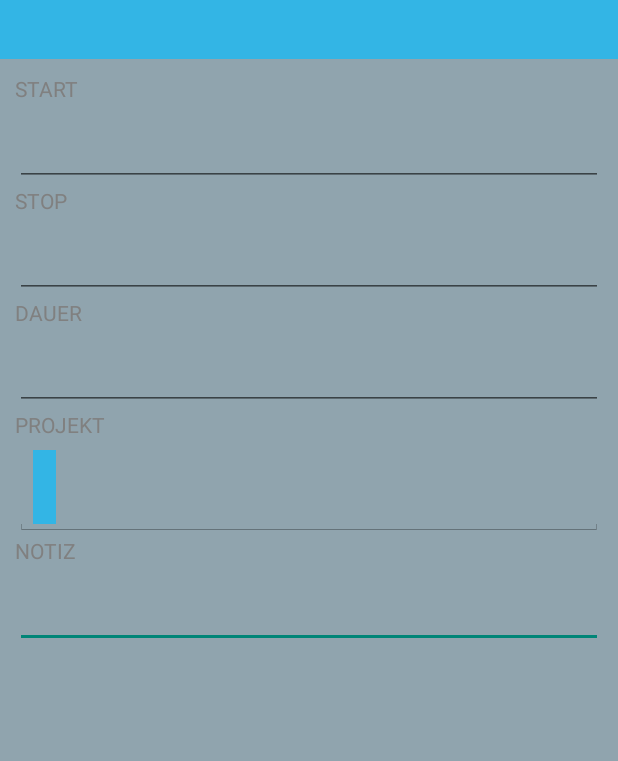
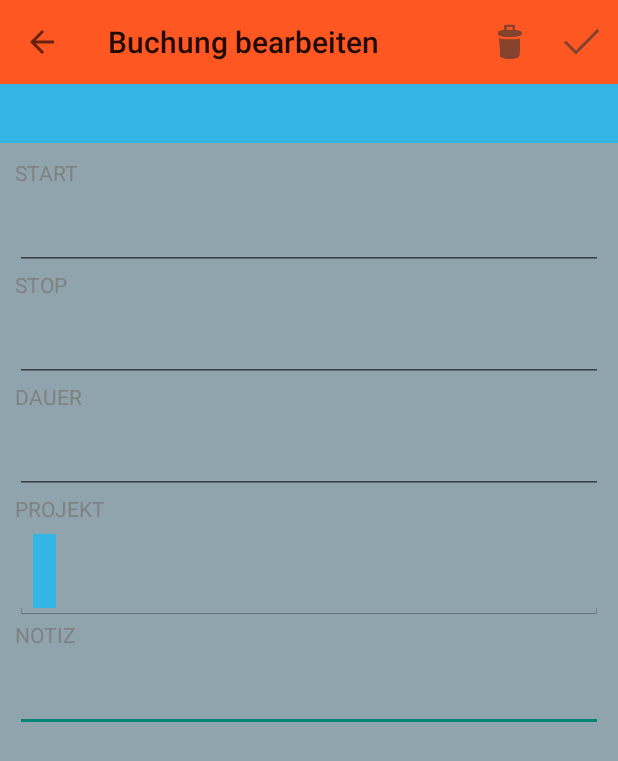
Before and after one commit to devgek/PTime, an Android app: the BookingDetailActivity screen opened directly, with no data from a screen before it, on a phone screen of 412 x 824 dp. Shown: the top 761 px of the screen. Run offline under Robolectric (Android 15) with nearby library versions, the phone set to English and light mode, and no system bars; 1 statement that could not run was skipped.

Commit message:
booking_detail with toolbar

```diff
--- a/project4/src/main/java/com/gek/and/project4/activity/BookingDetailActivity.java
+++ b/project4/src/main/java/com/gek/and/project4/activity/BookingDetailActivity.java
@@ -7,6 +7,7 @@ import android.content.Intent;
 import android.graphics.Color;
 import android.os.Bundle;
 import android.support.v7.app.AppCompatActivity;
+import android.support.v7.widget.Toolbar;
 import android.view.Menu;
 import android.view.MenuInflater;
 import android.view.MenuItem;
@@ -52,10 +53,11 @@ public class BookingDetailActivity extends AppCompatActivity implements ProjectS
 	@Override
 	public boolean onOptionsItemSelected(MenuItem item) {
 		int itemId = item.getItemId();
-		if (itemId == R.id.action_cancel) {
-			cancel();
-			return true;
-		} else if (itemId == R.id.action_discard) {
+//		if (itemId == R.id.action_cancel) {
+//			cancel();
+//			return true;
+//		}
+	if (itemId == R.id.action_discard) {
 			confirmDeleteBooking();
 			return true;
 		} else if (itemId == R.id.action_save) {
@@ -116,14 +118,16 @@ public class BookingDetailActivity extends AppCompatActivity implements ProjectS
 
 		prepareData();
 
+		Toolbar toolbar = (Toolbar) findViewById(R.id.booking_detail_toolbar);
+		setSupportActionBar(toolbar);
 		if (isModeNew()) {
-			getActionBar().setTitle(R.string.title_booking_new);
+			getSupportActionBar().setTitle(R.string.title_booking_new);
 		}
 		else {
-			getActionBar().setTitle(R.string.title_booking_edit);
+			getSupportActionBar().setTitle(R.string.title_booking_edit);
 		}
 
-		getActionBar().setDisplayHomeAsUpEnabled(true);
+		getSupportActionBar().setDisplayHomeAsUpEnabled(true);
 	}
 
 
--- a/project4/src/main/res/layout/booking_detail.xml
+++ b/project4/src/main/res/layout/booking_detail.xml
@@ -3,6 +3,8 @@
               android:layout_width="match_parent"
               android:layout_height="match_parent"
               android:orientation="vertical">
+    <include
+        android:id="@+id/booking_detail_toolbar" layout="@layout/toolbar"/>
 
     <TextView
         android:id="@+id/bookingDetailHeadLine"
--- a/project4/src/main/res/menu/booking_edit.xml
+++ b/project4/src/main/res/menu/booking_edit.xml
@@ -2,11 +2,11 @@
 <menu xmlns:android="http://schemas.android.com/apk/res/android"
     xmlns:app="http://schemas.android.com/apk/res-auto" >
 
-    <item
+    <!--item
         android:id="@+id/action_cancel"
         android:icon="@drawable/ic_action_cancel"
         app:showAsAction="always"
-        android:title="@string/action_cancel"/>
+        android:title="@string/action_cancel"/-->
     <item
         android:id="@+id/action_discard"
         android:icon="@drawable/ic_action_discard"
```
